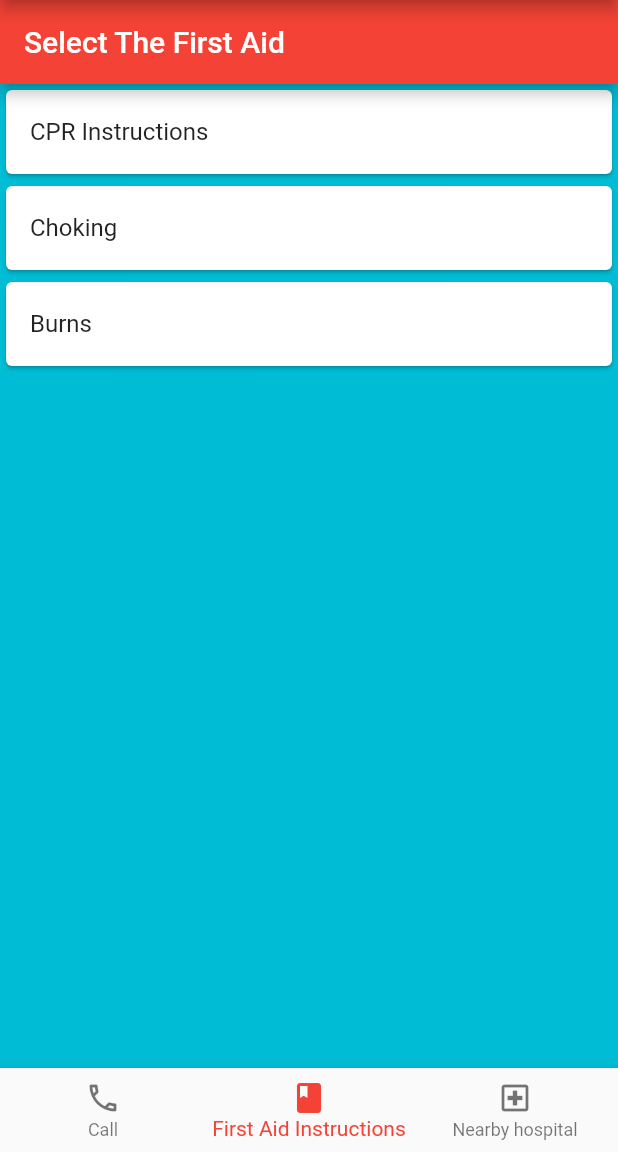
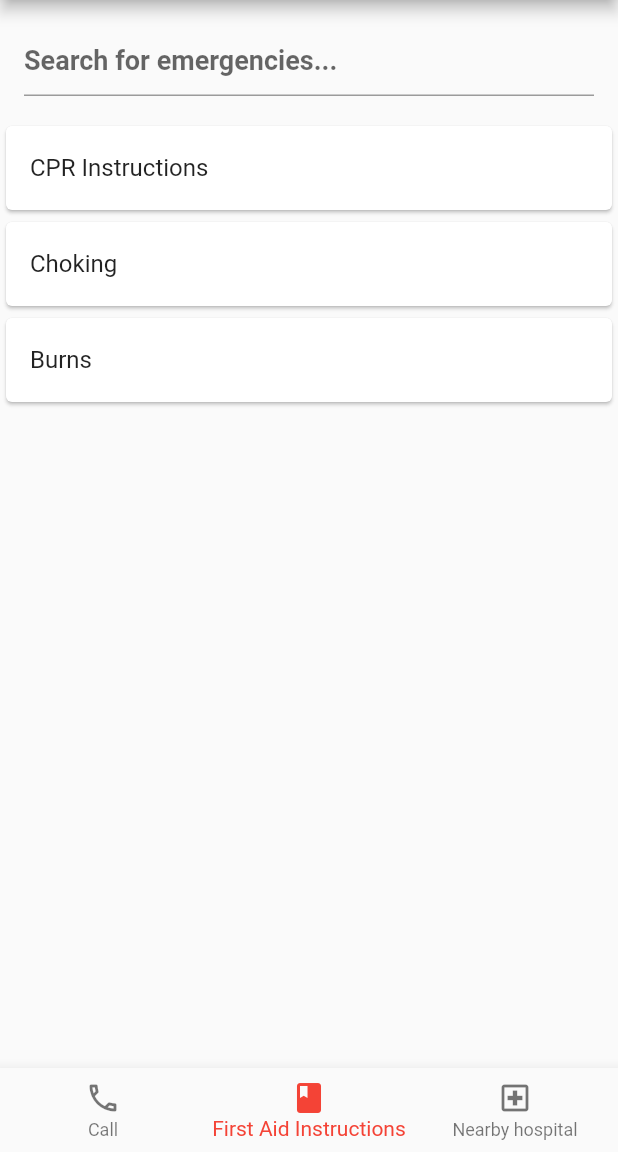
Before and after one commit to BojiSama/CS-2023-MedApp, a Flutter app: the screen it shows after launch, item 2 of the bottom bar chosen, on a phone screen of 412 x 824 dp, the part 84-1236 px from its top. Run offline on Flutter 3.47's test engine with Material 2 defaults, Android fonts, the light colour scheme and no system bars; our stand-ins replace google_maps_flutter.

Commit message:
search feature

```diff
--- a/med_app/lib/main.dart
+++ b/med_app/lib/main.dart
@@ -46,8 +46,8 @@ class Pages extends StatefulWidget {
 class _PagesState extends State<Pages> {
   int currentPage = 0;
   final screens = [
-     CallHelp(),
-    const FirstAid(),
+    CallHelp(),
+    FirstAidPage(),
     const Hospital(),
   ];
 
--- a/med_app/lib/pages/first_aid.dart
+++ b/med_app/lib/pages/first_aid.dart
@@ -3,43 +3,82 @@ import 'CprPage.dart';
 import 'ChokingPage.dart';
 import 'BurnsPage.dart';
 
-class FirstAid extends StatelessWidget {
-  const FirstAid({super.key});
+class FirstAidPage extends StatefulWidget {
+  @override
+  _FirstAidPageState createState() => _FirstAidPageState();
+}
+
+class _FirstAidPageState extends State<FirstAidPage> {
+  String _searchQuery = '';
+
+  List<Map<String, dynamic>> _emergencies = [
+    // List all the emergencies with a unique 'title' identifier
+    {'title': 'CPR Instructions', 'page': CprPage()},
+    {'title': 'Choking', 'page': ChokingPage()},
+    {'title': 'Burns', 'page': BurnsPage()},
+    // Add other emergencies similarly
+  ];
+
+  List<Map<String, dynamic>> _filteredEmergencies = [];
+
+  @override
+  void initState() {
+    super.initState();
+    _filteredEmergencies = _emergencies;
+  }
+
+  void _performSearch(String query) {
+    setState(() {
+      _searchQuery = query;
+      _filteredEmergencies = _emergencies
+          .where((emergency) =>
+              emergency['title'].toLowerCase().contains(query.toLowerCase()))
+          .toList();
+    });
+  }
 
   @override
   Widget build(BuildContext context) {
     return Scaffold(
-      backgroundColor: Colors.cyan,
-      appBar: AppBar(
-        title: Text('Select The First Aid'),
-      ),
-      body: ListView(
+      // appBar: AppBar(
+      //   title: Text('First Aid'),
+      // ),
+      body: Column(
         children: [
-          EmergencyCard(
-            title: 'CPR Instructions',
-            onTap: () => Navigator.push(
-              context,
-              MaterialPageRoute(builder: (context) => CprPage()),
+          Padding(
+            padding: EdgeInsets.all(16.0),
+            child: TextField(
+              onChanged: _performSearch,
+              decoration: const InputDecoration(
+                hintText: 'Search for emergencies...',
+              ),
+              style: const TextStyle(fontSize: 18, fontWeight: FontWeight.bold),
             ),
           ),
-          EmergencyCard(
-            title: 'Choking',
-            onTap: () => Navigator.push(
-              context,
-              MaterialPageRoute(builder: (context) => ChokingPage()),
-            ),
+          Expanded(
+            child: _filteredEmergencies.isNotEmpty
+                ? ListView.builder(
+                    itemCount: _filteredEmergencies.length,
+                    itemBuilder: (context, index) {
+                      return EmergencyCard(
+                        title: _filteredEmergencies[index]['title'],
+                        onTap: () => Navigator.push(
+                          context,
+                          MaterialPageRoute(
+                            builder: (context) =>
+                                _filteredEmergencies[index]['page'],
+                          ),
+                        ),
+                      );
+                    },
+                  )
+                : const Center(
+                    child: Text(
+                      'No matching emergencies found.',
+                      style: TextStyle(fontSize: 16),
+                    ),
+                  ),
           ),
-          EmergencyCard(
-            title: 'Burns',
-            onTap: () => Navigator.push(
-              context,
-              MaterialPageRoute(builder: (context) => BurnsPage()),
-            ),
-          ),
-          // Add other emergency cards here
-          // For example:
-          // EmergencyCard(title: 'Burns', onTap: () => Navigator.push(context, MaterialPageRoute(builder: (context) => BurnsPage()),),),
-          // Add cards for other emergencies similarly
         ],
       ),
     );
```
